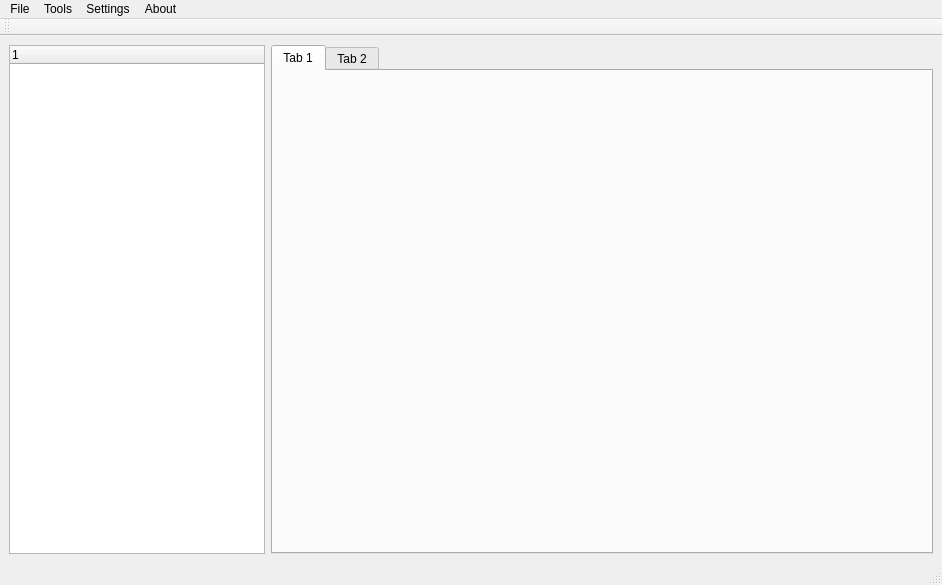
Above: pytripgui/view/main_window.ui from pytrip/pytripgui before the change. Below: the same form after it.
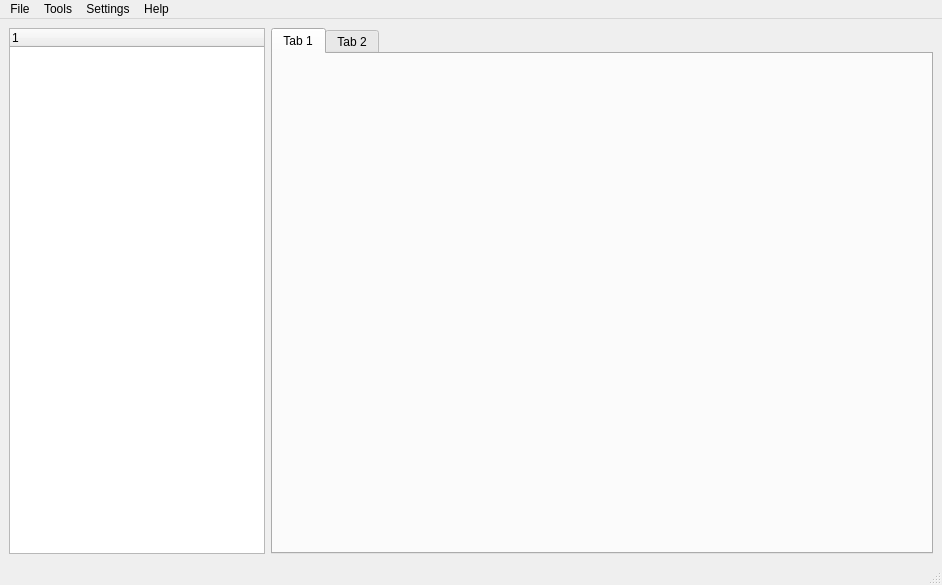
That is the form after the change.

Commit message: finish basic main window layout

```diff
--- a/pytripgui/view/main_window.ui
+++ b/pytripgui/view/main_window.ui
@@ -72,7 +72,7 @@
    </widget>
    <widget class="QMenu" name="menuAbout">
     <property name="title">
-     <string>About</string>
+     <string>Help</string>
     </property>
    </widget>
    <addaction name="menuFile"/>
@@ -81,17 +81,6 @@
    <addaction name="menuAbout"/>
   </widget>
   <widget class="QStatusBar" name="statusbar"/>
-  <widget class="QToolBar" name="toolBar">
-   <property name="windowTitle">
-    <string>toolBar</string>
-   </property>
-   <attribute name="toolBarArea">
-    <enum>TopToolBarArea</enum>
-   </attribute>
-   <attribute name="toolBarBreak">
-    <bool>false</bool>
-   </attribute>
-  </widget>
   <action name="actionOpen_FooBar">
    <property name="text">
     <string>Open VOXELPLAN</string>
```
Left out of the diff: 56 changed lines with no effect on the pictures. The commit also changes 1 other file.
